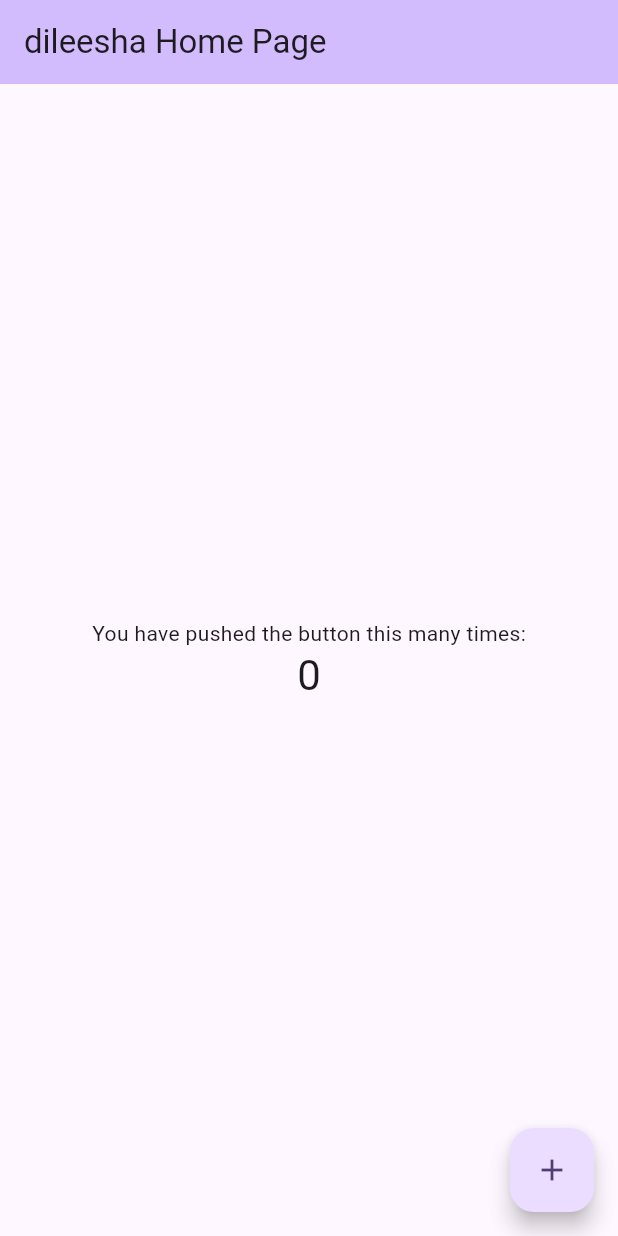
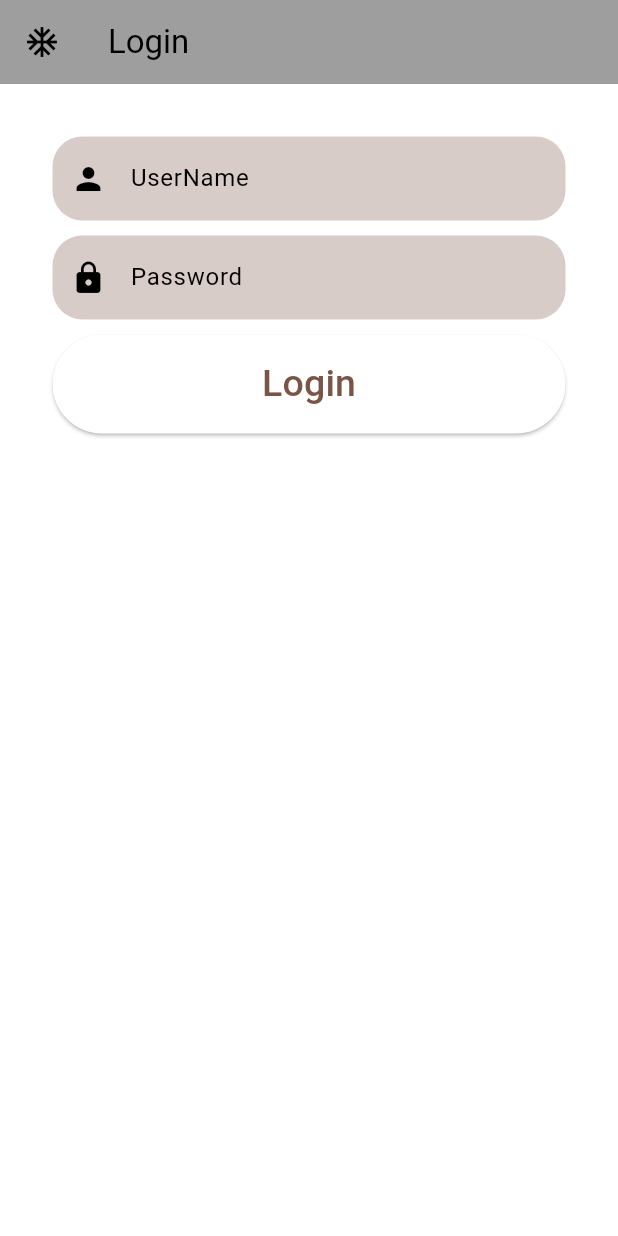
Before and after one commit to Dileesha-Lakshan07/capston_practice, a Flutter app: the screen it shows after launch, on a phone screen of 412 x 824 dp. Run offline on Flutter 3.47's test engine with Material 3 defaults, Android fonts, the phone set to English and light mode, and no system bars.

Commit message:
create a flutter login page

```diff
--- a/dileesha/test_project_01/lib/main.dart
+++ b/dileesha/test_project_01/lib/main.dart
@@ -5,48 +5,23 @@ void main() {
 }
 
 class MyApp extends StatelessWidget {
-  const MyApp({super.key});
+  const MyApp({Key? key}) : super(key: key);
 
-  // This widget is the root of your application.
   @override
   Widget build(BuildContext context) {
     return MaterialApp(
-      title: 'Flutter Demo',
+      title: 'login page',
       theme: ThemeData(
-        // This is the theme of your application.
-        //
-        // TRY THIS: Try running your application with "flutter run". You'll see
-        // the application has a purple toolbar. Then, without quitting the app,
-        // try changing the seedColor in the colorScheme below to Colors.green
-        // and then invoke "hot reload" (save your changes or press the "hot
-        // reload" button in a Flutter-supported IDE, or press "r" if you used
-        // the command line to start the app).
-        //
-        // Notice that the counter didn't reset back to zero; the application
-        // state is not lost during the reload. To reset the state, use hot
-        // restart instead.
-        //
-        // This works for code too, not just values: Most code changes can be
-        // tested with just a hot reload.
-        colorScheme: ColorScheme.fromSeed(seedColor: Colors.deepPurple),
+        colorScheme: ColorScheme.fromSwatch(primarySwatch: Colors.brown),
         useMaterial3: true,
       ),
-      home: const MyHomePage(title: 'dileesha Home Page'),
+      home: const MyHomePage(title: 'Login '),
     );
   }
 }
 
 class MyHomePage extends StatefulWidget {
-  const MyHomePage({super.key, required this.title});
-
-  // This widget is the home page of your application. It is stateful, meaning
-  // that it has a State object (defined below) that contains fields that affect
-  // how it looks.
-
-  // This class is the configuration for the state. It holds the values (in this
-  // case the title) provided by the parent (in this case the App widget) and
-  // used by the build method of the State. Fields in a Widget subclass are
-  // always marked "final".
+  const MyHomePage({Key? key, required this.title}) : super(key: key);
 
   final String title;
 
@@ -55,71 +30,67 @@ class MyHomePage extends StatefulWidget {
 }
 
 class _MyHomePageState extends State<MyHomePage> {
-  int _counter = 0;
-
-  void _incrementCounter() {
-    setState(() {
-      // This call to setState tells the Flutter framework that something has
-      // changed in this State, which causes it to rerun the build method below
-      // so that the display can reflect the updated values. If we changed
-      // _counter without calling setState(), then the build method would not be
-      // called again, and so nothing would appear to happen.
-      _counter++;
-    });
+  Widget inputField(BuildContext context) {
+    return Column(
+      crossAxisAlignment: CrossAxisAlignment.stretch,
+      children: [
+        TextField(
+          decoration: InputDecoration(
+            hintText: "UserName",
+            border: OutlineInputBorder(
+              borderRadius: BorderRadius.circular(20),
+              borderSide: BorderSide.none,
+            ),
+            fillColor: Theme.of(context).primaryColor.withOpacity(0.3),
+            filled: true,
+            prefixIcon: const Icon(Icons.person),
+          ),
+        ),
+        const SizedBox(height: 10),
+        TextField(
+          decoration: InputDecoration(
+            hintText: "Password",
+            border: OutlineInputBorder(
+              borderRadius: BorderRadius.circular(20),
+              borderSide: BorderSide.none,
+            ),
+            fillColor: Theme.of(context).primaryColor.withOpacity(0.3),
+            filled: true,
+            prefixIcon: const Icon(Icons.lock),
+          ),
+          obscureText: true,
+        ),
+        const SizedBox(height: 10),
+        ElevatedButton(
+          onPressed: () {},
+          style: ElevatedButton.styleFrom(
+            shape: const StadiumBorder(),
+            padding: const EdgeInsets.symmetric(vertical: 15),
+          ),
+          child: const Text(
+            "Login",
+            style: TextStyle(fontSize: 25),
+          ),
+        ),
+      ],
+    );
   }
 
   @override
   Widget build(BuildContext context) {
-    // This method is rerun every time setState is called, for instance as done
-    // by the _incrementCounter method above.
-    //
-    // The Flutter framework has been optimized to make rerunning build methods
-    // fast, so that you can just rebuild anything that needs updating rather
-    // than having to individually change instances of widgets.
-    return Scaffold(
+    return SafeArea(child: Scaffold(
       appBar: AppBar(
-        // TRY THIS: Try changing the color here to a specific color (to
-        // Colors.amber, perhaps?) and trigger a hot reload to see the AppBar
-        // change color while the other colors stay the same.
-        backgroundColor: Theme.of(context).colorScheme.inversePrimary,
-        // Here we take the value from the MyHomePage object that was created by
-        // the App.build method, and use it to set our appbar title.
         title: Text(widget.title),
-      ),
-      body: Center(
-        // Center is a layout widget. It takes a single child and positions it
-        // in the middle of the parent.
-        child: Column(
-          // Column is also a layout widget. It takes a list of children and
-          // arranges them vertically. By default, it sizes itself to fit its
-          // children horizontally, and tries to be as tall as its parent.
-          //
-          // Column has various properties to control how it sizes itself and
-          // how it positions its children. Here we use mainAxisAlignment to
-          // center the children vertically; the main axis here is the vertical
-          // axis because Columns are vertical (the cross axis would be
-          // horizontal).
-          //
-          // TRY THIS: Invoke "debug painting" (choose the "Toggle Debug Paint"
-          // action in the IDE, or press "p" in the console), to see the
-          // wireframe for each widget.
-          mainAxisAlignment: MainAxisAlignment.center,
-          children: <Widget>[
-            const Text(
-              'You have pushed the button this many times:',
-            ),
-            Text(
-              '$_counter',
-              style: Theme.of(context).textTheme.headlineMedium,
-            ),
-          ],
+        backgroundColor: Colors.grey,
+        leading: const Icon(
+          Icons.ac_unit_sharp
         ),
       ),
-      floatingActionButton: FloatingActionButton(
-        onPressed: _incrementCounter,
-        tooltip: 'Increment',
-        child: const Icon(Icons.add),
-      ), // This trailing comma makes auto-formatting nicer for build methods.
+      body: Padding(
+        padding: const EdgeInsets.all(35),
+        child: inputField(context),
+      ),
+    )
     );
   }
 }
```
Also changed, not shown: dileesha/test_project_01/pubspec.lock.
